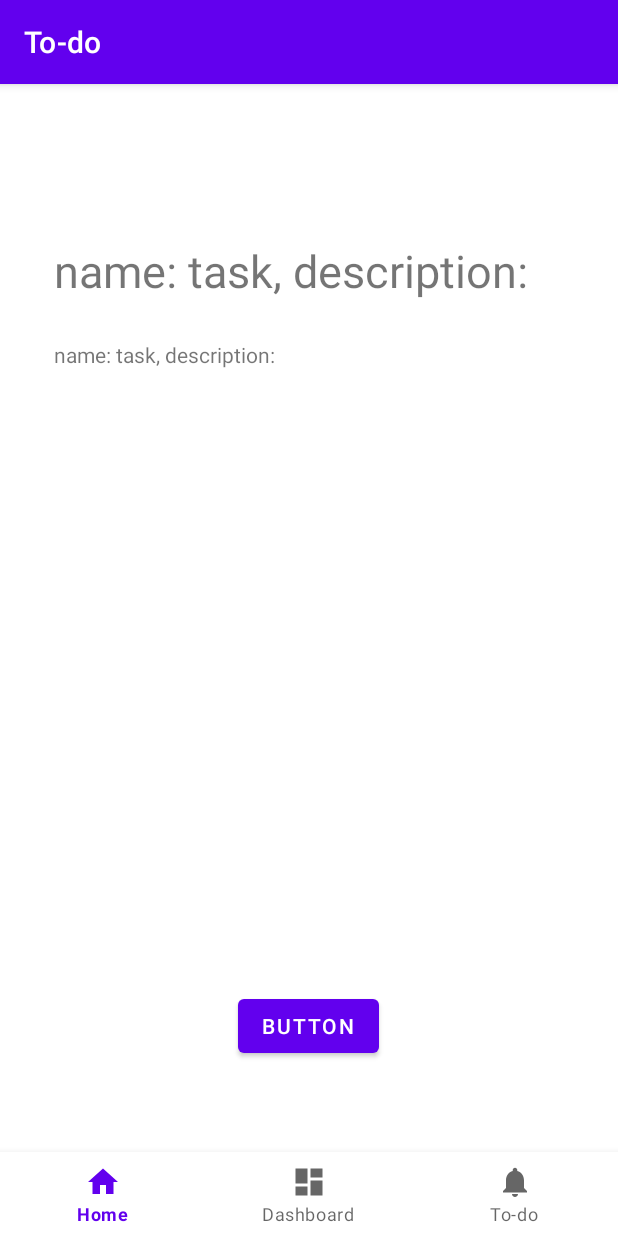
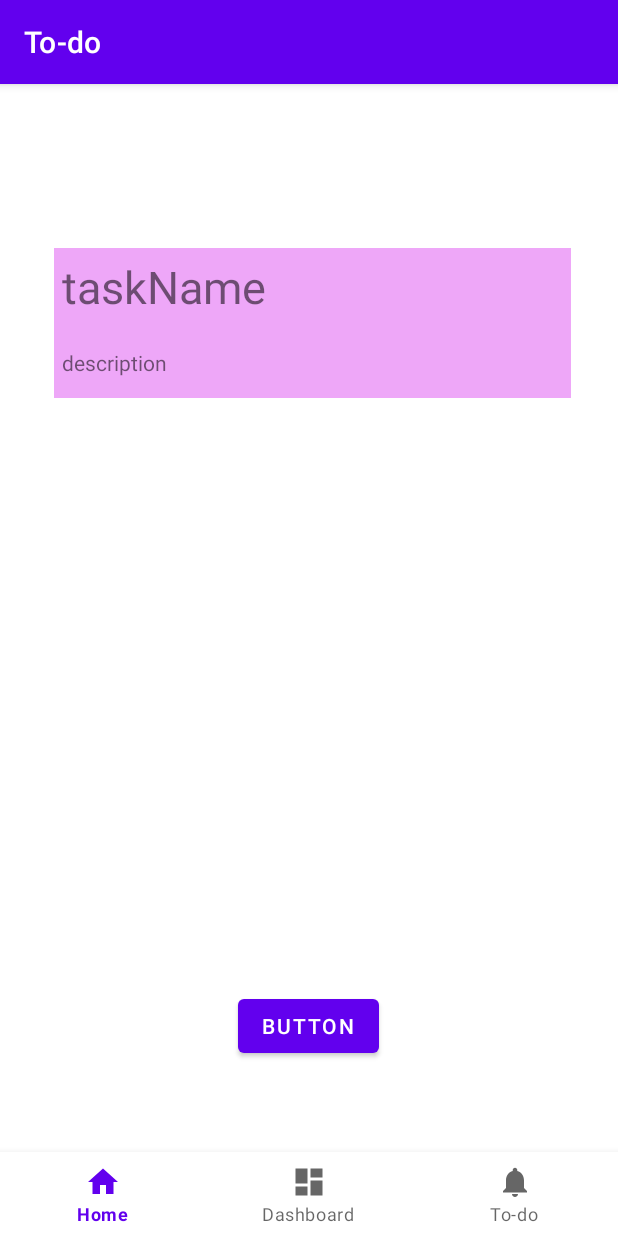
Before and after one commit to pnung/classscheduler, an Android app: the TodoFragment screen opened through its navigation route, after a tap on "BUTTON", on a phone screen of 412 x 824 dp. Run offline under Robolectric (Android 15) with nearby library versions, the phone set to English and light mode, and no system bars; our stand-ins replace navigation-ui.

Commit message:
Edit RecyclerView content

```diff
--- a/app/src/main/java/com/example/classscheduler/data/Task.java
+++ b/app/src/main/java/com/example/classscheduler/data/Task.java
@@ -6,10 +6,14 @@ public class Task {
     private String name;
     private String description;
 
+    private static ArrayList<Task> taskList = new ArrayList<>();
+
     public Task(String name, String description) {
         System.out.println("making Task");
         this.name = name;
         this.description = description;
+
+        taskList.add(this);
     }
 
     public Task(String name) {
@@ -24,9 +28,19 @@ public class Task {
     public String getName() {
         return name;
     }
+    public String getDescription() {
+        return description;
+    }
 
     public void setName(String newName) {
         name = newName;
     }
+    public void setDescription(String newDescription) {
+        description = newDescription;
+    }
+
+    public static ArrayList<Task> getTaskList() {
+        return taskList;
+    }
 
 }
--- a/app/src/main/java/com/example/classscheduler/ui/todo/TodoFragment.java
+++ b/app/src/main/java/com/example/classscheduler/ui/todo/TodoFragment.java
@@ -91,8 +91,8 @@ public class TodoFragment extends Fragment {
 
                 // Get element from your dataset at this position and replace the
                 // contents of the view with that element
-                viewHolder.getTaskNameView().setText(localDataSet.get(position).toString());
-                viewHolder.getTaskDueDateView().setText(localDataSet.get(position).toString());
+                viewHolder.getTaskNameView().setText(localDataSet.get(position).getName());
+                viewHolder.getTaskDueDateView().setText(localDataSet.get(position).getDescription());
             }
 
             // Return the size of your dataset (invoked by the layout manager)
@@ -108,8 +108,7 @@ public class TodoFragment extends Fragment {
 
 
         RecyclerView todoRecyclerView = root.findViewById(R.id.todo_recycler_view);
-        ArrayList<Task> taskArrayList = new ArrayList<>();
-        CustomAdapter taskArrayListAdapter = new CustomAdapter(taskArrayList);
+        CustomAdapter taskArrayListAdapter = new CustomAdapter(Task.getTaskList());
         todoRecyclerView.setAdapter(taskArrayListAdapter);
         todoRecyclerView.setLayoutManager(new LinearLayoutManager(getContext(), RecyclerView.VERTICAL, false));
 
@@ -117,8 +116,8 @@ public class TodoFragment extends Fragment {
             @Override
             public void onClick(View v) {
                 System.out.println("hello");
-                taskArrayList.add(new Task("task"));
-                todoRecyclerView.setAdapter(new CustomAdapter(taskArrayList));
+                Task T = new Task("taskName", "description");
+                todoRecyclerView.setAdapter(new CustomAdapter(Task.getTaskList()));
             }
         });
 
--- a/app/src/main/res/layout/text_row_item.xml
+++ b/app/src/main/res/layout/text_row_item.xml
@@ -4,7 +4,11 @@
     android:layout_height="100dp"
     android:layout_marginLeft="5dp"
     android:layout_marginRight="5dp"
-    android:gravity="center_vertical">
+    android:gravity="center_vertical"
+    android:layout_margin="5dp"
+    android:padding="5dp"
+    android:background="@color/todo_list_item_background"
+    >
 
     <TextView
         android:id="@+id/taskName"
--- a/app/src/main/res/values/colors.xml
+++ b/app/src/main/res/values/colors.xml
@@ -7,4 +7,5 @@
     <color name="teal_700">#FF018786</color>
     <color name="black">#FF000000</color>
     <color name="white">#FFFFFFFF</color>
+    <color name="todo_list_item_background">#EEA7F8</color>
 </resources>
```
